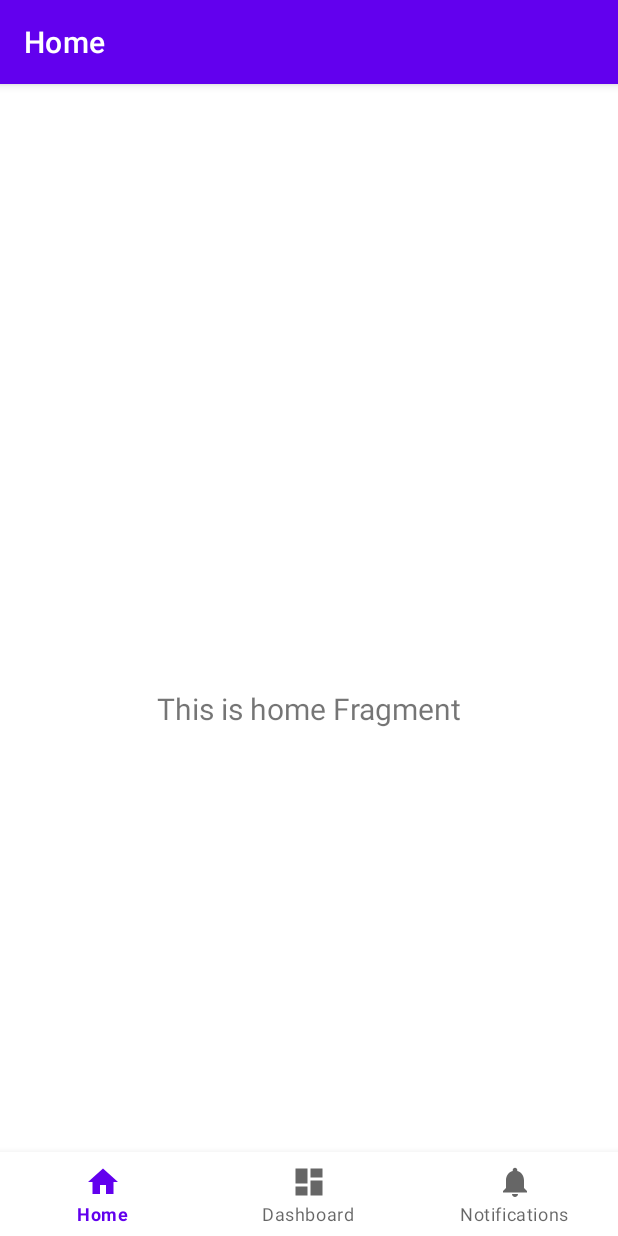
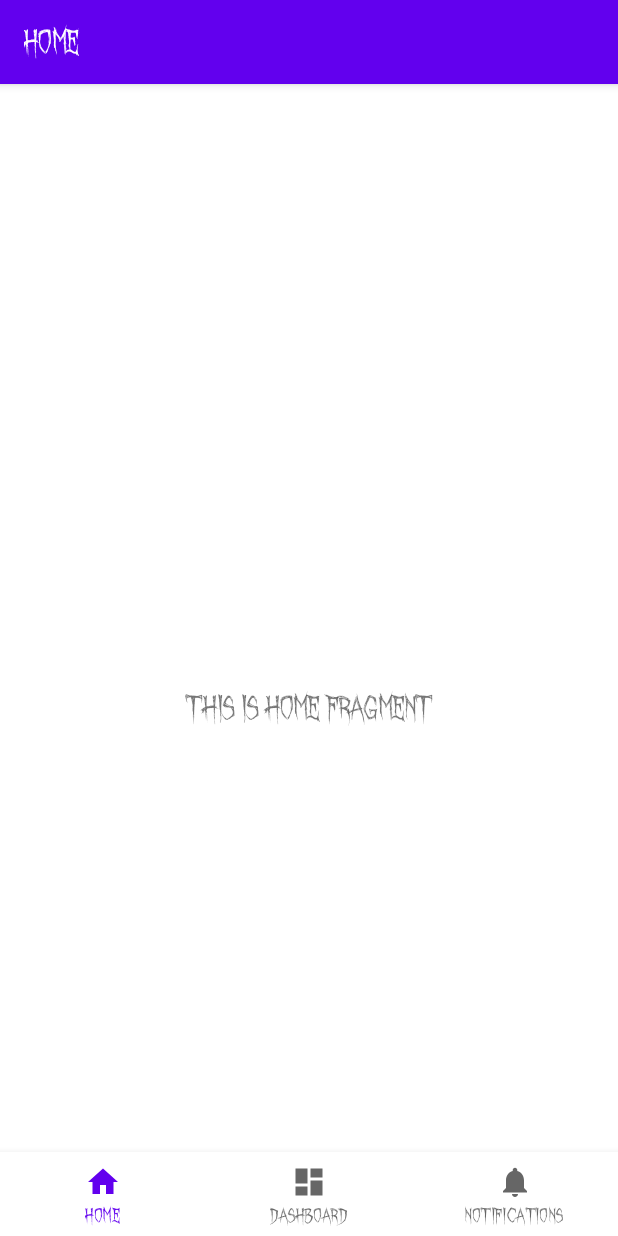
Before and after one commit to CaptainArekor/PhasmoJournal, an Android app: the screen it shows after launch (MainActivity), on a phone screen of 412 x 824 dp. Run offline under Robolectric (Android 15) with nearby library versions, the phone set to English and light mode, and no system bars; our stand-ins replace navigation-ui.

Commit message:
Add font

```diff
--- a/app/src/main/java/com/arekor/phasmojournal/MainActivity.kt
+++ b/app/src/main/java/com/arekor/phasmojournal/MainActivity.kt
@@ -19,7 +19,10 @@ class MainActivity : AppCompatActivity() {
         // Passing each menu ID as a set of Ids because each
         // menu should be considered as top level destinations.
         val appBarConfiguration = AppBarConfiguration(setOf(
-                R.id.navigation_home, R.id.navigation_dashboard, R.id.navigation_notifications))
+            R.id.navigation_home,
+            R.id.navigation_dashboard,
+            R.id.navigation_notifications
+        ))
         setupActionBarWithNavController(navController, appBarConfiguration)
         navView.setupWithNavController(navController)
     }
--- a/app/src/main/res/layout/activity_main.xml
+++ b/app/src/main/res/layout/activity_main.xml
@@ -1,5 +1,6 @@
 <?xml version="1.0" encoding="utf-8"?>
-<androidx.constraintlayout.widget.ConstraintLayout xmlns:android="http://schemas.android.com/apk/res/android"
+<androidx.constraintlayout.widget.ConstraintLayout
+    xmlns:android="http://schemas.android.com/apk/res/android"
     xmlns:app="http://schemas.android.com/apk/res-auto"
     android:id="@+id/container"
     android:layout_width="match_parent"
--- a/app/src/main/res/values-night/themes.xml
+++ b/app/src/main/res/values-night/themes.xml
@@ -11,6 +11,7 @@
         <item name="colorOnSecondary">@color/black</item>
         <!-- Status bar color. -->
         <item name="android:statusBarColor" tools:targetApi="l">?attr/colorPrimaryVariant</item>
-        <!-- Customize your theme here. -->
+        <!-- Font. -->
+        <item name="fontFamily">@font/phasmophobia</item>
     </style>
 </resources>
--- a/app/src/main/res/values/themes.xml
+++ b/app/src/main/res/values/themes.xml
@@ -11,6 +11,7 @@
         <item name="colorOnSecondary">@color/black</item>
         <!-- Status bar color. -->
         <item name="android:statusBarColor" tools:targetApi="l">?attr/colorPrimaryVariant</item>
-        <!-- Customize your theme here. -->
+        <!-- Font. -->
+        <item name="fontFamily">@font/phasmophobia</item>
     </style>
 </resources>
```
Also changed, not shown: app/src/main/res/font/phasmophobia.ttf (added).
